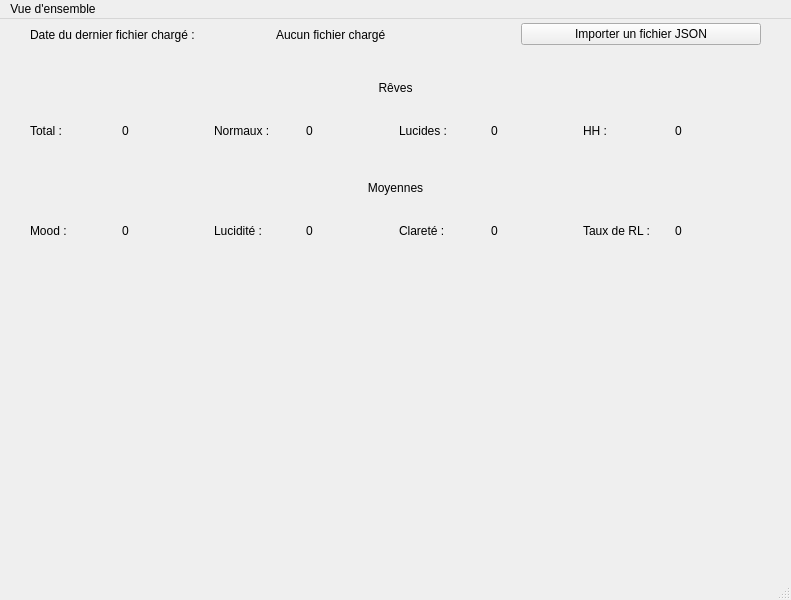
Old version of the form ui/main_window.ui in the repository estebanthi/DreamsAnalyzer.
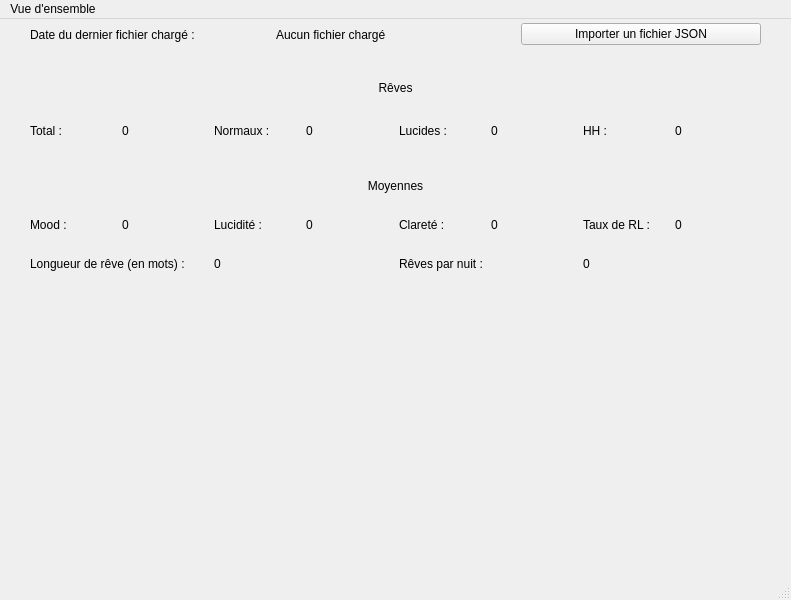
New version of the form.

The edit to the form file:
```diff
--- a/ui/main_window.ui
+++ b/ui/main_window.ui
@@ -135,7 +135,7 @@
       <x>30</x>
       <y>150</y>
       <width>731</width>
-      <height>80</height>
+      <height>111</height>
      </rect>
     </property>
     <layout class="QVBoxLayout" name="verticalLayout_2">
@@ -209,6 +209,38 @@
        </item>
       </layout>
      </item>
+     <item>
+      <layout class="QHBoxLayout" name="horizontalLayout_4">
+       <item>
+        <widget class="QLabel" name="last_file_loaded_value_4">
+         <property name="text">
+          <string>Longueur de rêve (en mots) :</string>
+         </property>
+        </widget>
+       </item>
+       <item>
+        <widget class="QLabel" name="length_mean">
+         <property name="text">
+          <string>0</string>
+         </property>
+        </widget>
+       </item>
+       <item>
+        <widget class="QLabel" name="label_9">
+         <property name="text">
+          <string>Rêves par nuit :</string>
+         </property>
+        </widget>
+       </item>
+       <item>
+        <widget class="QLabel" name="dreams_per_night_mean">
+         <property name="text">
+          <string>0</string>
+         </property>
+        </widget>
+       </item>
+      </layout>
+     </item>
     </layout>
    </widget>
   </widget>
```
